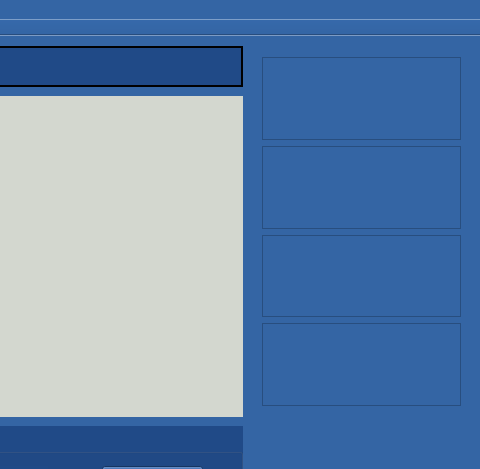
Old version of the form EducationalApp/demowindow.ui in the repository ChristopherDHanson/CannonBlaster; both pictures show x 468 to 948 and y 0 to 469 of the 948 by 572 pixel window.
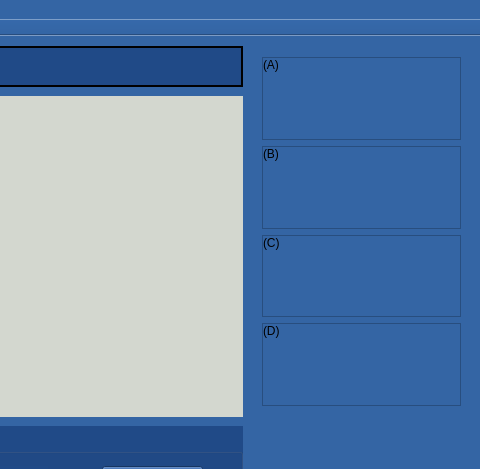
New version of the form. Custom widgets are drawn as their Qt base class.

```diff
--- a/EducationalApp/demowindow.ui
+++ b/EducationalApp/demowindow.ui
@@ -263,7 +263,7 @@
     </property>
     <layout class="QVBoxLayout" name="verticalLayout">
      <item>
-      <widget class="QScrollArea" name="answerDisplayD">
+      <widget class="QScrollArea" name="answerDisplayA">
        <property name="widgetResizable">
         <bool>true</bool>
        </property>
@@ -276,23 +276,22 @@
           <height>86</height>
          </rect>
         </property>
-       </widget>
-      </widget>
-     </item>
-     <item>
-      <widget class="QScrollArea" name="answerDisplayC">
-       <property name="widgetResizable">
-        <bool>true</bool>
-       </property>
-       <widget class="QWidget" name="scrollAreaWidgetContents_3">
-        <property name="geometry">
-         <rect>
-          <x>0</x>
-          <y>0</y>
-          <width>217</width>
-          <height>86</height>
-         </rect>
-        </property>
+        <widget class="QLabel" name="answerLabelA">
+         <property name="geometry">
+          <rect>
+           <x>0</x>
+           <y>0</y>
+           <width>211</width>
+           <height>81</height>
+          </rect>
+         </property>
+         <property name="text">
+          <string>(A)</string>
+         </property>
+         <property name="alignment">
+          <set>Qt::AlignLeading|Qt::AlignLeft|Qt::AlignTop</set>
+         </property>
+        </widget>
        </widget>
       </widget>
      </item>
@@ -301,6 +300,39 @@
        <property name="widgetResizable">
         <bool>true</bool>
        </property>
+       <widget class="QWidget" name="scrollAreaWidgetContents_3">
+        <property name="geometry">
+         <rect>
+          <x>0</x>
+          <y>0</y>
+          <width>217</width>
+          <height>86</height>
+         </rect>
+        </property>
+        <widget class="QLabel" name="answerLabelB">
+         <property name="geometry">
+          <rect>
+           <x>0</x>
+           <y>0</y>
+           <width>211</width>
+           <height>81</height>
+          </rect>
+         </property>
+         <property name="text">
+          <string>(B)</string>
+         </property>
+         <property name="alignment">
+          <set>Qt::AlignLeading|Qt::AlignLeft|Qt::AlignTop</set>
+         </property>
+        </widget>
+       </widget>
+      </widget>
+     </item>
+     <item>
+      <widget class="QScrollArea" name="answerDisplayC">
+       <property name="widgetResizable">
+        <bool>true</bool>
+       </property>
        <widget class="QWidget" name="scrollAreaWidgetContents_2">
         <property name="geometry">
          <rect>
@@ -310,11 +342,27 @@
           <height>85</height>
          </rect>
         </property>
+        <widget class="QLabel" name="answerLabelC">
+         <property name="geometry">
+          <rect>
+           <x>0</x>
+           <y>0</y>
+           <width>211</width>
+           <height>81</height>
+          </rect>
+         </property>
+         <property name="text">
+          <string>(C)</string>
+         </property>
+         <property name="alignment">
+          <set>Qt::AlignLeading|Qt::AlignLeft|Qt::AlignTop</set>
+         </property>
+        </widget>
        </widget>
       </widget>
      </item>
      <item>
-      <widget class="QScrollArea" name="answerDisplayA">
+      <widget class="QScrollArea" name="answerDisplayD">
        <property name="widgetResizable">
         <bool>true</bool>
        </property>
@@ -327,6 +375,22 @@
           <height>86</height>
          </rect>
         </property>
+        <widget class="QLabel" name="answerLabelD">
+         <property name="geometry">
+          <rect>
+           <x>0</x>
+           <y>0</y>
+           <width>211</width>
+           <height>81</height>
+          </rect>
+         </property>
+         <property name="text">
+          <string>(D)</string>
+         </property>
+         <property name="alignment">
+          <set>Qt::AlignLeading|Qt::AlignLeft|Qt::AlignTop</set>
+         </property>
+        </widget>
        </widget>
       </widget>
      </item>
```
